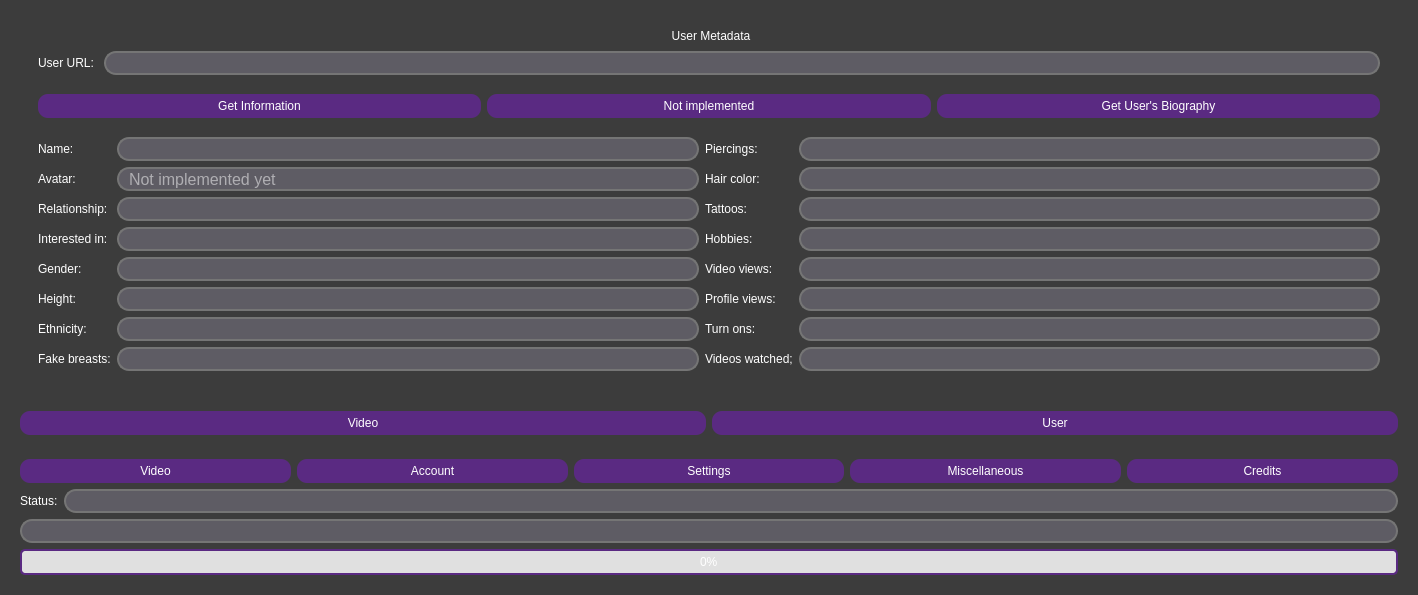
Qt form src/Porn_Fetch_v3.ui (EchterAlsFake/Porn_Fetch) before a commit.
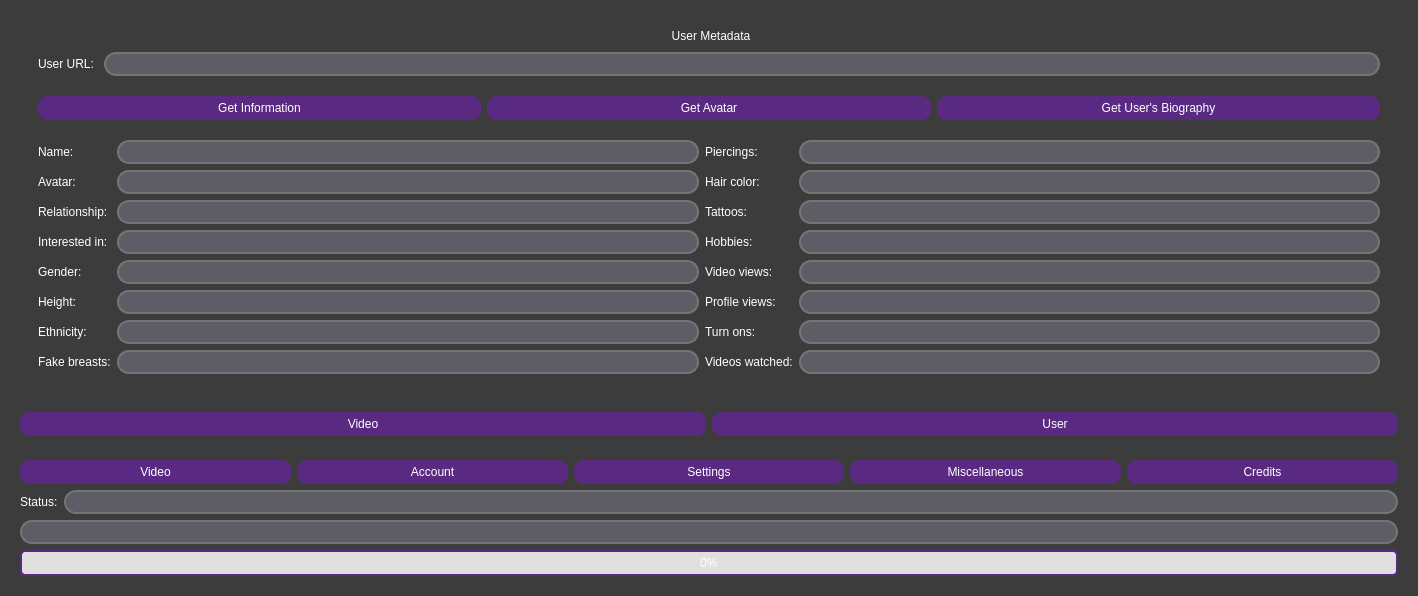
The same form after that commit. The open tabs and pages were chosen to show the change.

The edit to the form file:
```diff
--- a/src/Porn_Fetch_v3.ui
+++ b/src/Porn_Fetch_v3.ui
@@ -7,7 +7,7 @@
     <x>0</x>
     <y>0</y>
     <width>1418</width>
-    <height>595</height>
+    <height>596</height>
    </rect>
   </property>
   <property name="windowTitle">
@@ -1845,7 +1845,7 @@
                    <string notr="true"/>
                   </property>
                   <property name="text">
-                   <string>Not implemented</string>
+                   <string>Get Avatar</string>
                   </property>
                  </widget>
                 </item>
@@ -1917,7 +1917,7 @@
                 <item row="7" column="2">
                  <widget class="QLabel" name="label_user_videos_watched">
                   <property name="text">
-                   <string>Videos watched;</string>
+                   <string>Videos watched:</string>
                   </property>
                  </widget>
                 </item>
@@ -1999,7 +1999,7 @@
                 <item row="1" column="1">
                  <widget class="QLineEdit" name="lineedit_user_avatar">
                   <property name="placeholderText">
-                   <string>Not implemented yet</string>
+                   <string/>
                   </property>
                  </widget>
                 </item>
```
Left out of the diff: 4 changed lines with no effect on the pictures.
